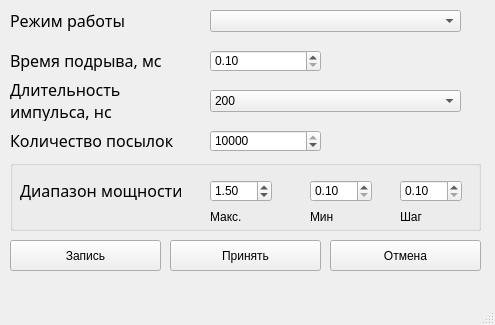
Old version of the form UI/optionPage.ui in the repository amuk1989/PIK-Ka_1.
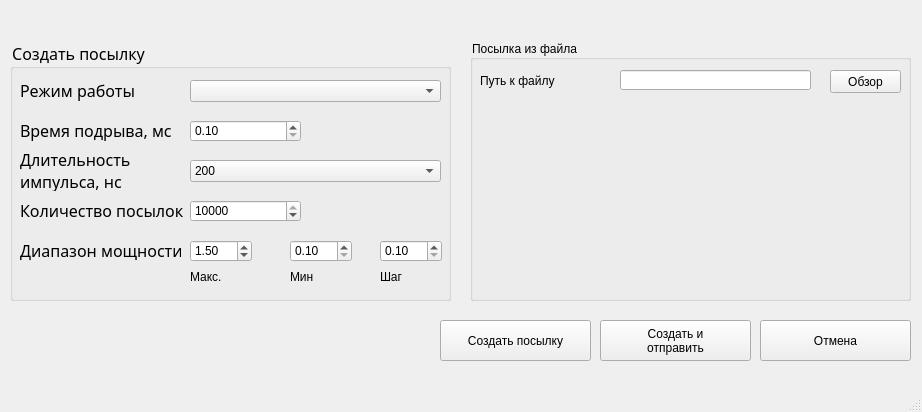
New version of the form. Icons and pictures are not drawn. Custom widgets are drawn as their Qt base class.

Diff of the .ui file:
```diff
--- a/UI/optionPage.ui
+++ b/UI/optionPage.ui
@@ -6,8 +6,8 @@
    <rect>
     <x>0</x>
     <y>0</y>
-    <width>495</width>
-    <height>325</height>
+    <width>922</width>
+    <height>412</height>
    </rect>
   </property>
   <property name="windowTitle">
@@ -23,12 +23,15 @@
   </property>
   <widget class="QWidget" name="centralwidget">
    <widget class="QGroupBox" name="parcelBox">
+    <property name="enabled">
+     <bool>true</bool>
+    </property>
     <property name="geometry">
      <rect>
       <x>10</x>
-      <y>160</y>
-      <width>471</width>
-      <height>71</height>
+      <y>40</y>
+      <width>441</width>
+      <height>261</height>
      </rect>
     </property>
     <property name="font">
@@ -41,13 +44,13 @@
      </font>
     </property>
     <property name="title">
-     <string/>
+     <string>Создать посылку</string>
     </property>
     <widget class="QDoubleSpinBox" name="maxPowerBox">
      <property name="geometry">
       <rect>
-       <x>200</x>
-       <y>20</y>
+       <x>180</x>
+       <y>200</y>
        <width>62</width>
        <height>22</height>
       </rect>
@@ -68,8 +71,8 @@
     <widget class="QDoubleSpinBox" name="minPowerBox">
      <property name="geometry">
       <rect>
-       <x>300</x>
-       <y>20</y>
+       <x>280</x>
+       <y>200</y>
        <width>62</width>
        <height>22</height>
       </rect>
@@ -91,7 +94,7 @@
      <property name="geometry">
       <rect>
        <x>10</x>
-       <y>20</y>
+       <y>200</y>
        <width>161</width>
        <height>21</height>
       </rect>
@@ -115,8 +118,8 @@
     <widget class="QLabel" name="label">
      <property name="geometry">
       <rect>
-       <x>300</x>
-       <y>50</y>
+       <x>280</x>
+       <y>230</y>
        <width>61</width>
        <height>13</height>
       </rect>
@@ -128,8 +131,8 @@
     <widget class="QLabel" name="label_6">
      <property name="geometry">
       <rect>
-       <x>200</x>
-       <y>50</y>
+       <x>180</x>
+       <y>230</y>
        <width>47</width>
        <height>13</height>
       </rect>
@@ -141,8 +144,8 @@
     <widget class="QDoubleSpinBox" name="stepPowerBox">
      <property name="geometry">
       <rect>
-       <x>390</x>
-       <y>20</y>
+       <x>370</x>
+       <y>200</y>
        <width>62</width>
        <height>22</height>
       </rect>
@@ -163,8 +166,8 @@
     <widget class="QLabel" name="label_7">
      <property name="geometry">
       <rect>
-       <x>390</x>
-       <y>50</y>
+       <x>370</x>
+       <y>230</y>
        <width>61</width>
        <height>13</height>
       </rect>
@@ -173,6 +176,168 @@
       <string>Шаг</string>
      </property>
     </widget>
+    <widget class="QComboBox" name="modeBox">
+     <property name="geometry">
+      <rect>
+       <x>180</x>
+       <y>40</y>
+       <width>251</width>
+       <height>22</height>
+      </rect>
+     </property>
+    </widget>
+    <widget class="QLabel" name="label_8">
+     <property name="geometry">
+      <rect>
+       <x>10</x>
+       <y>160</y>
+       <width>171</width>
+       <height>21</height>
+      </rect>
+     </property>
+     <property name="font">
+      <font>
+       <family>Gilroy</family>
+       <pointsize>12</pointsize>
+       <weight>10</weight>
+       <italic>false</italic>
+       <bold>false</bold>
+      </font>
+     </property>
+     <property name="text">
+      <string>Количество посылок</string>
+     </property>
+    </widget>
+    <widget class="QLabel" name="label_3">
+     <property name="geometry">
+      <rect>
+       <x>10</x>
+       <y>80</y>
+       <width>151</width>
+       <height>21</height>
+      </rect>
+     </property>
+     <property name="font">
+      <font>
+       <family>Gilroy</family>
+       <pointsize>12</pointsize>
+       <weight>10</weight>
+       <italic>false</italic>
+       <bold>false</bold>
+      </font>
+     </property>
+     <property name="text">
+      <string>Время подрыва, мс</string>
+     </property>
+    </widget>
+    <widget class="QSpinBox" name="parcelCountBox">
+     <property name="geometry">
+      <rect>
+       <x>180</x>
+       <y>160</y>
+       <width>111</width>
+       <height>22</height>
+      </rect>
+     </property>
+     <property name="minimum">
+      <number>1</number>
+     </property>
+     <property name="maximum">
+      <number>10000</number>
+     </property>
+     <property name="value">
+      <number>10000</number>
+     </property>
+    </widget>
+    <widget class="QDoubleSpinBox" name="timeEdit">
+     <property name="geometry">
+      <rect>
+       <x>180</x>
+       <y>80</y>
+       <width>111</width>
+       <height>22</height>
+      </rect>
+     </property>
+     <property name="minimum">
+      <double>0.100000000000000</double>
+     </property>
+     <property name="maximum">
+      <double>14000.000000000000000</double>
+     </property>
+    </widget>
+    <widget class="QLabel" name="label_4">
+     <property name="geometry">
+      <rect>
+       <x>10</x>
+       <y>110</y>
+       <width>111</width>
+       <height>41</height>
+      </rect>
+     </property>
+     <property name="font">
+      <font>
+       <family>Gilroy</family>
+       <pointsize>12</pointsize>
+       <weight>10</weight>
+       <italic>false</italic>
+       <bold>false</bold>
+      </font>
+     </property>
+     <property name="text">
+      <string>Длительность
+импульса, нс</string>
+     </property>
+     <property name="alignment">
+      <set>Qt::AlignLeading|Qt::AlignLeft|Qt::AlignVCenter</set>
+     </property>
+    </widget>
+    <widget class="QComboBox" name="pulseDurationBox">
+     <property name="geometry">
+      <rect>
+       <x>180</x>
+       <y>120</y>
+       <width>251</width>
+       <height>22</height>
+      </rect>
+     </property>
+     <item>
+      <property name="text">
+       <string>200</string>
+      </property>
+     </item>
+     <item>
+      <property name="text">
+       <string>400</string>
+      </property>
+     </item>
+     <item>
+      <property name="text">
+       <string>600</string>
+      </property>
+     </item>
+    </widget>
+    <widget class="QLabel" name="label_10">
+     <property name="geometry">
+      <rect>
+       <x>10</x>
+       <y>40</y>
+       <width>151</width>
+       <height>21</height>
+      </rect>
+     </property>
+     <property name="font">
+      <font>
+       <family>Gilroy</family>
+       <pointsize>12</pointsize>
+       <weight>10</weight>
+       <italic>false</italic>
+       <bold>false</bold>
+      </font>
+     </property>
+     <property name="text">
+      <string>Режим работы</string>
+     </property>
+    </widget>
     <zorder>maxPowerBox</zorder>
     <zorder>label_5</zorder>
     <zorder>label</zorder>
@@ -184,203 +349,122 @@
    <widget class="QPushButton" name="OkButton">
     <property name="geometry">
      <rect>
-      <x>10</x>
-      <y>240</y>
+      <x>440</x>
+      <y>320</y>
       <width>151</width>
-      <height>31</height>
+      <height>41</height>
      </rect>
     </property>
     <property name="text">
-     <string>Запись</string>
+     <string>Создать посылку</string>
     </property>
    </widget>
    <widget class="QPushButton" name="applyButton">
     <property name="geometry">
      <rect>
-      <x>170</x>
-      <y>240</y>
+      <x>600</x>
+      <y>320</y>
       <width>151</width>
-      <height>31</height>
+      <height>41</height>
      </rect>
     </property>
     <property name="text">
-     <string>Принять</string>
+     <string>Создать и
+отправить</string>
     </property>
    </widget>
    <widget class="QPushButton" name="cancelButton">
     <property name="geometry">
      <rect>
-      <x>330</x>
-      <y>240</y>
+      <x>760</x>
+      <y>320</y>
       <width>151</width>
-      <height>31</height>
+      <height>41</height>
      </rect>
     </property>
     <property name="text">
      <string>Отмена</string>
     </property>
    </widget>
-   <widget class="QLabel" name="label_4">
+   <widget class="QGroupBox" name="fileParcelBox">
     <property name="geometry">
      <rect>
-      <x>10</x>
-      <y>80</y>
-      <width>111</width>
+      <x>470</x>
+      <y>40</y>
+      <width>441</width>
+      <height>261</height>
+     </rect>
+    </property>
+    <property name="title">
+     <string>Посылка из файла</string>
+    </property>
+    <widget class="QLineEdit" name="filePathEdit">
+     <property name="geometry">
+      <rect>
+       <x>150</x>
+       <y>30</y>
+       <width>191</width>
+       <height>20</height>
+      </rect>
+     </property>
+    </widget>
+    <widget class="QPushButton" name="filePathButton">
+     <property name="geometry">
+      <rect>
+       <x>360</x>
+       <y>30</y>
+       <width>71</width>
+       <height>23</height>
+      </rect>
+     </property>
+     <property name="text">
+      <string>Обзор</string>
+     </property>
+    </widget>
+    <widget class="QLabel" name="label_9">
+     <property name="geometry">
+      <rect>
+       <x>10</x>
+       <y>30</y>
+       <width>101</width>
+       <height>21</height>
+      </rect>
+     </property>
+     <property name="text">
+      <string>Путь к файлу</string>
+     </property>
+     <property name="alignment">
+      <set>Qt::AlignLeading|Qt::AlignLeft|Qt::AlignVCenter</set>
+     </property>
+    </widget>
+   </widget>
+   <widget class="QWidget" name="gridLayoutWidget">
+    <property name="geometry">
+     <rect>
+      <x>430</x>
+      <y>0</y>
+      <width>71</width>
       <height>41</height>
      </rect>
     </property>
-    <property name="font">
-     <font>
-      <family>Gilroy</family>
-      <pointsize>12</pointsize>
-      <weight>10</weight>
-      <italic>false</italic>
-      <bold>false</bold>
-     </font>
-    </property>
-    <property name="text">
-     <string>Длительность
-импульса, нс</string>
-    </property>
-    <property name="alignment">
-     <set>Qt::AlignLeading|Qt::AlignLeft|Qt::AlignVCenter</set>
-    </property>
-   </widget>
-   <widget class="QLabel" name="label_3">
-    <property name="geometry">
-     <rect>
-      <x>10</x>
-      <y>50</y>
-      <width>151</width>
-      <height>21</height>
-     </rect>
-    </property>
-    <property name="font">
-     <font>
-      <family>Gilroy</family>
-      <pointsize>12</pointsize>
-      <weight>10</weight>
-      <italic>false</italic>
-      <bold>false</bold>
-     </font>
-    </property>
-    <property name="text">
-     <string>Время подрыва, мс</string>
-    </property>
-   </widget>
-   <widget class="QLabel" name="label_2">
-    <property name="geometry">
-     <rect>
-      <x>10</x>
-      <y>10</y>
-      <width>121</width>
-      <height>21</height>
-     </rect>
-    </property>
-    <property name="font">
-     <font>
-      <family>Gilroy</family>
-      <pointsize>12</pointsize>
-      <weight>10</weight>
-      <italic>false</italic>
-      <bold>false</bold>
-     </font>
-    </property>
-    <property name="text">
-     <string>Режим работы</string>
-    </property>
-   </widget>
-   <widget class="QComboBox" name="modeBox">
-    <property name="geometry">
-     <rect>
-      <x>210</x>
-      <y>10</y>
-      <width>251</width>
-      <height>22</height>
-     </rect>
-    </property>
-   </widget>
-   <widget class="QComboBox" name="pulseDurationBox">
-    <property name="geometry">
-     <rect>
-      <x>210</x>
-      <y>90</y>
-      <width>251</width>
-      <height>22</height>
-     </rect>
-    </property>
-    <item>
-     <property name="text">
-      <string>200</string>
+    <layout class="QGridLayout" name="gridLayout_2">
+     <property name="sizeConstraint">
+      <enum>QLayout::SetDefaultConstraint</enum>
      </property>
-    </item>
-    <item>
-     <property name="text">
-      <string>400</string>
+     <property name="horizontalSpacing">
+      <number>6</number>
      </property>
-    </item>
-    <item>
-     <property name="text">
-      <string>600</string>
-     </property>
-    </item>
-   </widget>
-   <widget class="QLabel" name="label_8">
-    <property name="geometry">
-     <rect>
-      <x>10</x>
-      <y>130</y>
-      <width>171</width>
-      <height>21</height>
-     </rect>
-    </property>
-    <property name="font">
-     <font>
-      <family>Gilroy</family>
-      <pointsize>12</pointsize>
-      <weight>10</weight>
-      <italic>false</italic>
-      <bold>false</bold>
-     </font>
-    </property>
-    <property name="text">
-     <string>Количество посылок</string>
-    </property>
-   </widget>
-   <widget class="QSpinBox" name="parcelCountBox">
-    <property name="geometry">
-     <rect>
-      <x>210</x>
-      <y>130</y>
-      <width>111</width>
-      <height>22</height>
-     </rect>
-    </property>
-    <property name="minimum">
-     <number>1</number>
-    </property>
-    <property name="maximum">
-     <number>10000</number>
-    </property>
-    <property name="value">
-     <number>10000</number>
-    </property>
-   </widget>
-   <widget class="QDoubleSpinBox" name="timeEdit">
-    <property name="geometry">
-     <rect>
-      <x>210</x>
-      <y>50</y>
-      <width>111</width>
-      <height>22</height>
-     </rect>
-    </property>
-    <property name="minimum">
-     <double>0.100000000000000</double>
-    </property>
-    <property name="maximum">
-     <double>14000.000000000000000</double>
-    </property>
+     <item row="0" column="0">
+      <widget class="QSwitch" name="typeParcelSwitch" native="true">
+       <property name="Image" stdset="0">
+        <pixmap>resurces/slider.png</pixmap>
+       </property>
+       <property name="alterImage" stdset="0">
+        <pixmap>resurces/slider_l.png</pixmap>
+       </property>
+      </widget>
+     </item>
+    </layout>
    </widget>
   </widget>
   <widget class="QMenuBar" name="menubar">
@@ -395,6 +479,17 @@
   </widget>
   <widget class="QStatusBar" name="statusbar"/>
  </widget>
+ <customwidgets>
+  <customwidget>
+   <class>QSwitch</class>
+   <extends>QWidget</extends>
+   <header>UI.Switch.h</header>
+   <container>1</container>
+   <slots>
+    <signal>switch(bool)</signal>
+   </slots>
+  </customwidget>
+ </customwidgets>
  <resources/>
  <connections>
   <connection>
```
Left out of the diff: 26 changed lines with no effect on the pictures.
